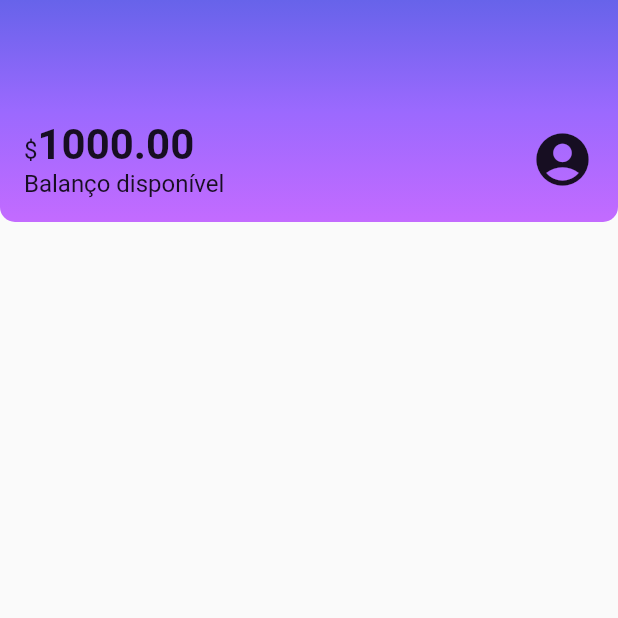
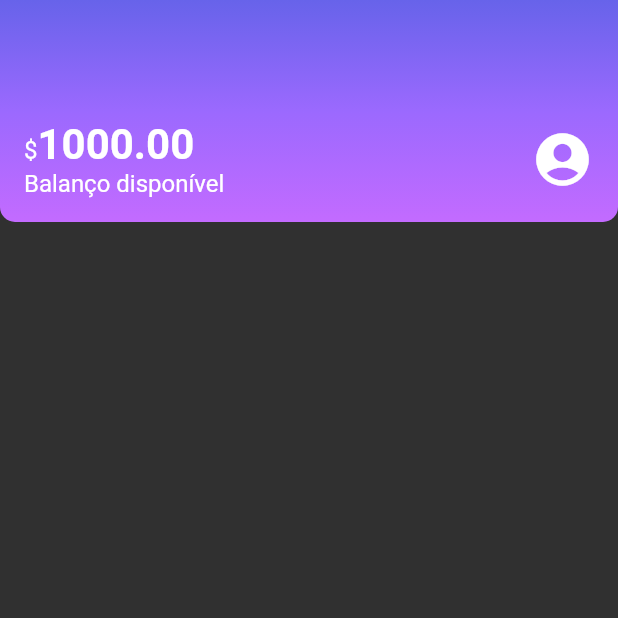
Before and after one commit to TharllysonSilva/alubank, a Flutter app: the screen it shows after launch, on a phone screen of 412 x 824 dp, the top half of it. Run offline on Flutter 3.47's test engine with Material 2 defaults, Android fonts, the phone set to English and light mode, and no system bars.

Commit message:
refatorando a main

```diff
--- a/lib/main.dart
+++ b/lib/main.dart
@@ -1,4 +1,5 @@
 import 'package:alubank/screens/home.dart';
+import 'package:alubank/themes/my_theme.dart';
 import 'package:flutter/material.dart';
 
 void main() {
@@ -6,13 +7,13 @@ void main() {
 }
 
 class Alubank extends StatelessWidget {
-  const Alubank({Key? key}) : super(key: key);
+const Alubank({ Key? key }) : super(key: key);
 
   @override
-  Widget build(BuildContext context) {
-    return const MaterialApp(
-      debugShowCheckedModeBanner: false,
+  Widget build(BuildContext context){
+    return MaterialApp(
       title: 'Alubank',
+      theme: MyTheme,
       home: Home(),
     );
   }
```
